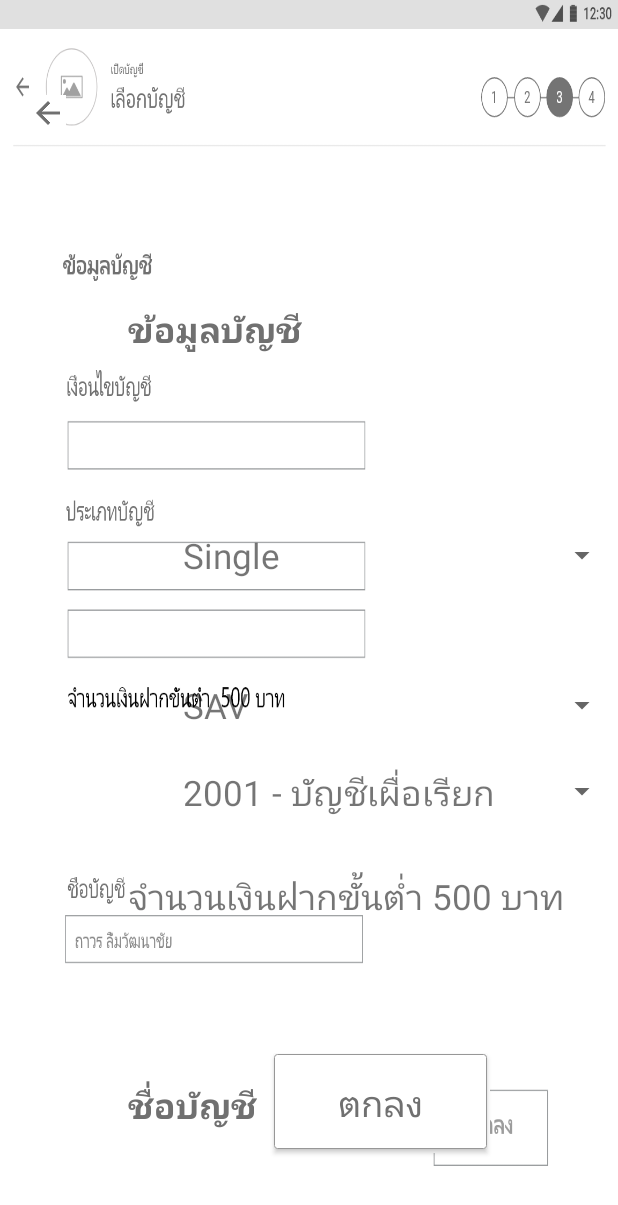
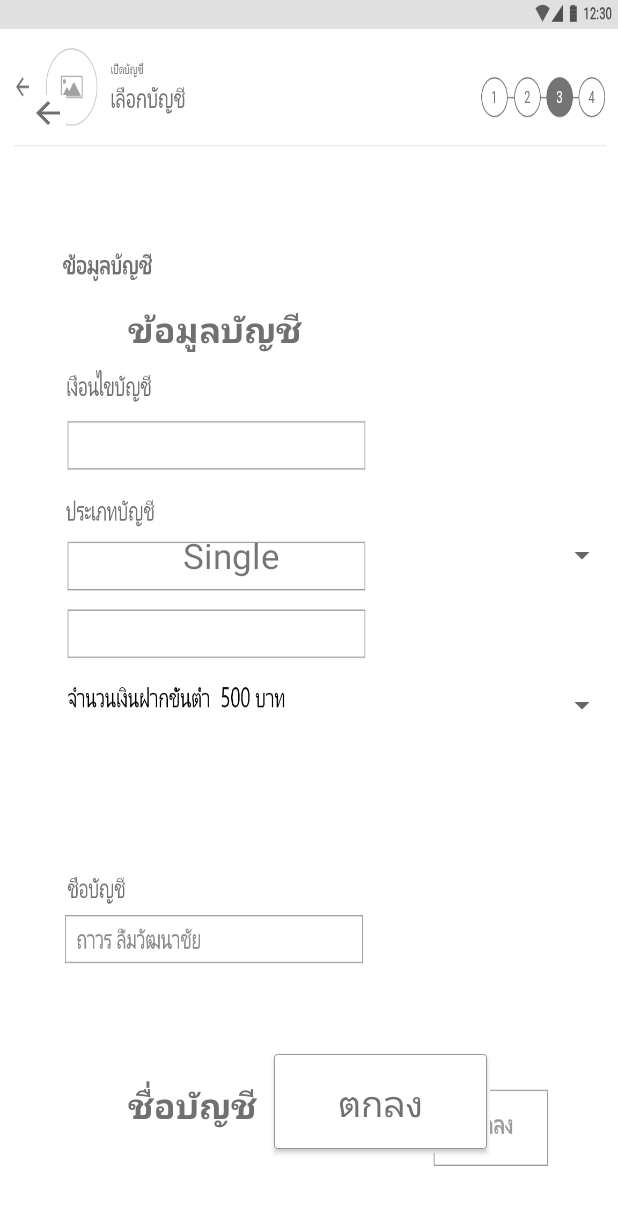
Before and after one commit to peeranont-ja/Prototype-mymo-registration, an Android app: the ChooseAccountActivity screen opened directly, with no data from a screen before it, on a phone screen of 412 x 824 dp. Shown: the top 1205 px of the screen. Run offline under Robolectric (Android 15) with nearby library versions, the phone set to English and light mode, and no system bars.

Commit message:
Finish Choose Account Page

```diff
--- a/mymoregistration2ndedition/src/main/java/com/example/mymoregistration2ndedition/ChooseAccountActivity.java
+++ b/mymoregistration2ndedition/src/main/java/com/example/mymoregistration2ndedition/ChooseAccountActivity.java
@@ -2,6 +2,7 @@ package com.example.mymoregistration2ndedition;
 
 import android.support.v7.app.AppCompatActivity;
 import android.os.Bundle;
+import android.util.Log;
 import android.view.View;
 import android.view.WindowManager;
 import android.widget.AdapterView;
@@ -19,7 +20,6 @@ public class ChooseAccountActivity extends AppCompatActivity {
     View hideAccountSubtypeBorder;
     TextView lowestDepositAmount;
     int onItemselected = 0;
-
 
     @Override
     protected void onCreate(Bundle savedInstanceState) {
@@ -74,40 +74,37 @@ public class ChooseAccountActivity extends AppCompatActivity {
                 R.layout.spinner_item, accountSubtypeStringList);
         accountSubtype.setAdapter(adapterAccountSubtype);
 
-//        accountType.setOnItemSelectedListener(new AdapterView.OnItemSelectedListener() {
-//            @Override
-//            public void onItemSelected(AdapterView<?> parent, View view, int position, long id) {
-//                if (onItemselected == 0) {
-//                    accountSubtype.setVisibility(View.INVISIBLE);
-//                    hideAccountSubtypeBorder.setVisibility(View.VISIBLE);
-//                } else {
-//                    accountSubtype.setVisibility(View.VISIBLE);
-//                    hideAccountSubtypeBorder.setVisibility(View.INVISIBLE);
-//                }
-//                onItemselected++;
-//            }
-//
-//            @Override
-//            public void onNothingSelected(AdapterView<?> parent) {
-//                accountSubtype.setVisibility(View.INVISIBLE);
-//            }
-//        });
-//
-//        accountSubtype.setOnItemSelectedListener(new AdapterView.OnItemSelectedListener() {
-//            @Override
-//            public void onItemSelected(AdapterView<?> parent, View view, int position, long id) {
-//                if (onItemselected == 0) {
-//                    lowestDepositAmount.setVisibility(View.INVISIBLE);
-//                } else {
-//                    lowestDepositAmount.setVisibility(View.VISIBLE);
-//                }
-//                onItemselected++;
-//            }
-//
-//            @Override
-//            public void onNothingSelected(AdapterView<?> parent) {
-//                lowestDepositAmount.setVisibility(View.INVISIBLE);
-//            }
-//        });
+        accountType.setOnItemSelectedListener(new AdapterView.OnItemSelectedListener() {
+            @Override
+            public void onItemSelected(AdapterView<?> parent, View view, int position, long id) {
+                if (position == 0) {
+                    accountSubtype.setVisibility(View.GONE);
+                    hideAccountSubtypeBorder.setVisibility(View.VISIBLE);
+                    lowestDepositAmount.setVisibility(View.GONE);
+                } else {
+                    accountSubtype.setVisibility(View.VISIBLE);
+                    hideAccountSubtypeBorder.setVisibility(View.GONE);
+                }
+            }
+
+            @Override
+            public void onNothingSelected(AdapterView<?> parent) {
+            }
+        });
+
+        accountSubtype.setOnItemSelectedListener(new AdapterView.OnItemSelectedListener() {
+            @Override
+            public void onItemSelected(AdapterView<?> parent, View view, int position, long id) {
+                if (position == 0) {
+                    lowestDepositAmount.setVisibility(View.GONE);
+                }else{
+                    lowestDepositAmount.setVisibility(View.VISIBLE);
+                }
+            }
+
+            @Override
+            public void onNothingSelected(AdapterView<?> parent) {
+            }
+        });
     }
 }
--- a/mymoregistration2ndedition/src/main/res/layout/activity_choose_account.xml
+++ b/mymoregistration2ndedition/src/main/res/layout/activity_choose_account.xml
@@ -92,7 +92,7 @@
         android:layout_marginLeft="84dp"
         android:layout_marginTop="505dp"
         android:background="@android:color/white"
-        android:visibility="invisible"/>
+        android:visibility="visible"/>
 
     <Spinner
         android:id="@+id/account_subtype"
@@ -101,7 +101,7 @@
         android:layout_marginLeft="85dp"
         android:layout_marginTop="505dp"
         android:paddingLeft="31dp"
-        android:visibility="visible"/>
+        android:visibility="invisible"/>
 
     <View
         android:layout_width="341dp"
@@ -118,7 +118,7 @@
         android:layout_marginTop="580dp"
         android:text="จำนวนเงินฝากขั้นต่ำ 500 บาท"
         android:textSize="23sp"
-        android:visibility="visible"/>
+        android:visibility="invisible"/>
 
     <View
         android:layout_width="150dp"
--- a/mymoregistration2ndedition/src/main/res/values/strings.xml
+++ b/mymoregistration2ndedition/src/main/res/values/strings.xml
@@ -31,12 +31,14 @@
     </string-array>
 
     <string-array name="account_type">
+        <item></item>
         <item>SAV</item>
         <item>DDA</item>
         <item>CD</item>
     </string-array>
 
     <string-array name="account_subtype_sav">
+        <item></item>
         <item>2001 - บัญชีเผื่อเรียก</item>
         <item>2002 - บัญชีเผื่อเรียกพิเศษ</item>
     </string-array>
```
Also changed, not shown: mymoregistration2ndedition/src/main/res/drawable-hdpi/bg_45.png, mymoregistration2ndedition/src/main/res/drawable-ldpi/bg_45.png, mymoregistration2ndedition/src/main/res/drawable-mdpi/bg_45.png, mymoregistration2ndedition/src/main/res/drawable-xhdpi/bg_45.png, mymoregistration2ndedition/src/main/res/drawable-xxhdpi/bg_45.png, mymoregistration2ndedition/src/main/res/drawable-xxxhdpi/bg_45.png.
